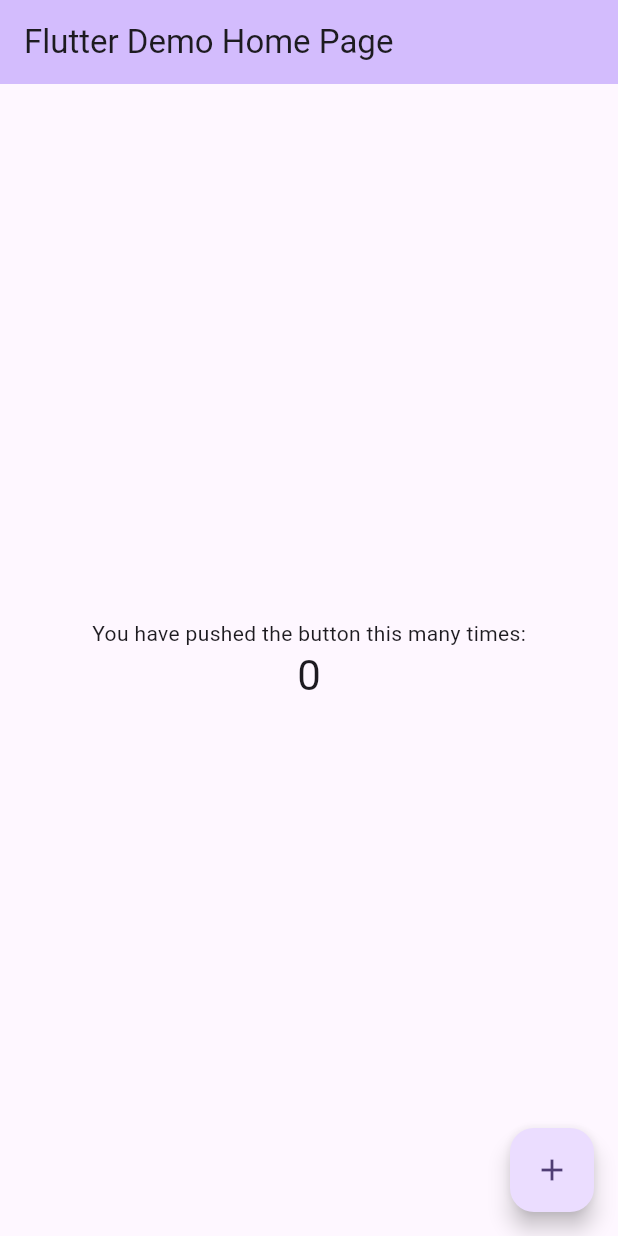
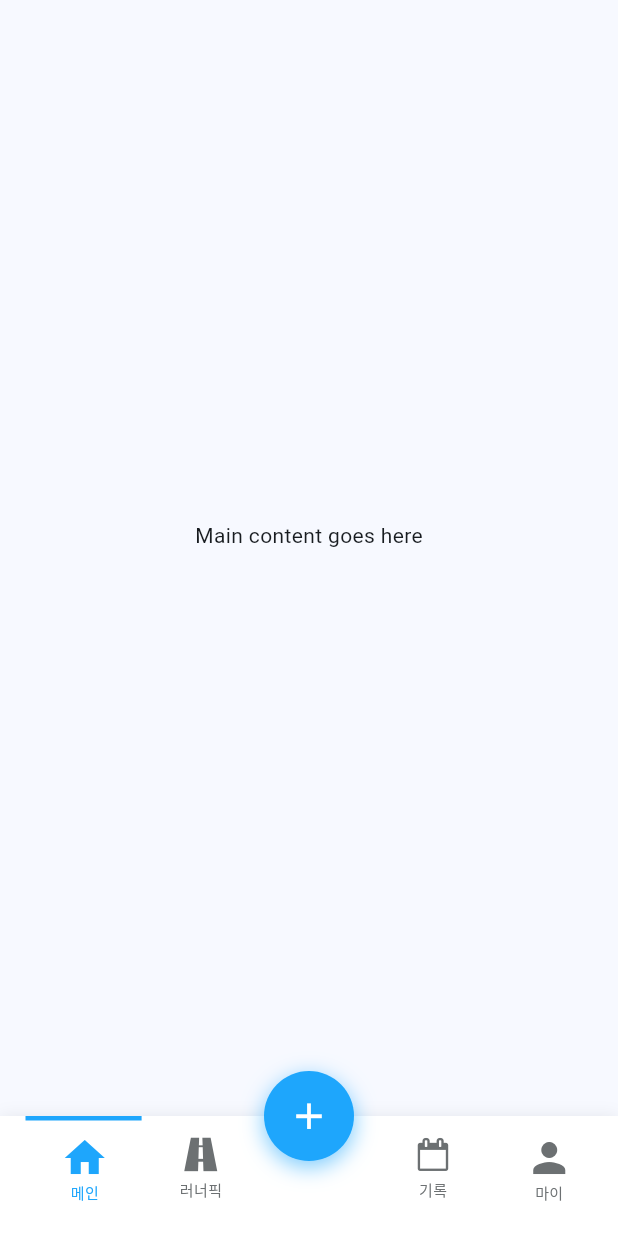
Before and after one commit to SSAFY-RunnerWay/RunnerWay, a Flutter app: the screen it shows after launch, on a phone screen of 412 x 824 dp. Run offline on Flutter 3.47's test engine with Material 3 defaults, Android fonts, the phone set to English and light mode, and no system bars; Roboto replaces fonts that are missing (Noto Sans KR).

Commit message:
feat : underbar 위젯 구현

```diff
--- /dev/null
+++ b/frontend/lib/common/MyFlutterApp.dart
@@ -0,0 +1,34 @@
+/// Flutter icons MyFlutterApp
+/// Copyright (C) 2024 by original authors @ fluttericon.com, fontello.com
+/// This font was generated by FlutterIcon.com, which is derived from Fontello.
+///
+/// To use this font, place it in your fonts/ directory and include the
+/// following in your pubspec.yaml
+///
+/// flutter:
+///   fonts:
+///    - family:  MyFlutterApp
+///      fonts:
+///       - asset: fonts/MyFlutterApp.ttf
+///
+///
+/// * Elusive, Copyright (C) 2013 by Aristeides Stathopoulos
+///         Author:    Aristeides Stathopoulos
+///         License:   SIL (http://scripts.sil.org/OFL)
+///         Homepage:  http://aristeides.com/
+/// * Font Awesome 4, Copyright (C) 2016 by Dave Gandy
+///         Author:    Dave Gandy
+///         License:   SIL ()
+///         Homepage:  http://fortawesome.github.com/Font-Awesome/
+///
+import 'package:flutter/widgets.dart';
+
+class MyFlutterApp {
+  MyFlutterApp._();
+
+  static const _kFontFam = 'MyFlutterApp';
+  static const String? _kFontPkg = null;
+
+  static const IconData road_1 = IconData(0xe802, fontFamily: _kFontFam, fontPackage: _kFontPkg);
+  static const IconData calendar_empty = IconData(0xf133, fontFamily: _kFontFam, fontPackage: _kFontPkg);
+}
--- a/frontend/lib/main.dart
+++ b/frontend/lib/main.dart
@@ -1,4 +1,6 @@
 import 'package:flutter/material.dart';
+import 'widgets/under_bar.dart';
+import 'screens/main_screen.dart';
 
 void main() {
   runApp(const MyApp());
@@ -7,119 +9,20 @@
 class MyApp extends StatelessWidget {
   const MyApp({super.key});
 
-  // This widget is the root of your application.
+  // root of application.
   @override
   Widget build(BuildContext context) {
     return MaterialApp(
+      debugShowCheckedModeBanner: false, // debug 표시 제거
       title: 'Flutter Demo',
       theme: ThemeData(
-        // This is the theme of your application.
-        //
-        // TRY THIS: Try running your application with "flutter run". You'll see
-        // the application has a purple toolbar. Then, without quitting the app,
-        // try changing the seedColor in the colorScheme below to Colors.green
-        // and then invoke "hot reload" (save your changes or press the "hot
-        // reload" button in a Flutter-supported IDE, or press "r" if you used
-        // the command line to start the app).
-        //
-        // Notice that the counter didn't reset back to zero; the application
-        // state is not lost during the reload. To reset the state, use hot
-        // restart instead.
-        //
-        // This works for code too, not just values: Most code changes can be
-        // tested with just a hot reload.
-        colorScheme: ColorScheme.fromSeed(seedColor: Colors.deepPurple),
+        colorScheme: ColorScheme.fromSeed(seedColor: const Color(0xff1EA6FC)),
         useMaterial3: true,
       ),
-      home: const MyHomePage(title: 'Flutter Demo Home Page'),
+      home: Scaffold(
+        body: MainScreen(), // main screen을 홈으로 지정
+        bottomNavigationBar: const UnderBar(),
+      )
     );
   }
 }
-
-class MyHomePage extends StatefulWidget {
-  const MyHomePage({super.key, required this.title});
-
-  // This widget is the home page of your application. It is stateful, meaning
-  // that it has a State object (defined below) that contains fields that affect
-  // how it looks.
-
-  // This class is the configuration for the state. It holds the values (in this
-  // case the title) provided by the parent (in this case the App widget) and
-  // used by the build method of the State. Fields in a Widget subclass are
-  // always marked "final".
-
-  final String title;
-
-  @override
-  State<MyHomePage> createState() => _MyHomePageState();
-}
-
-class _MyHomePageState extends State<MyHomePage> {
-  int _counter = 0;
-
-  void _incrementCounter() {
-    setState(() {
-      // This call to setState tells the Flutter framework that something has
-      // changed in this State, which causes it to rerun the build method below
-      // so that the display can reflect the updated values. If we changed
-      // _counter without calling setState(), then the build method would not be
-      // called again, and so nothing would appear to happen.
-      _counter++;
-    });
-  }
-
-  @override
-  Widget build(BuildContext context) {
-    // This method is rerun every time setState is called, for instance as done
-    // by the _incrementCounter method above.
-    //
-    // The Flutter framework has been optimized to make rerunning build methods
-    // fast, so that you can just rebuild anything that needs updating rather
-    // than having to individually change instances of widgets.
-    return Scaffold(
-      appBar: AppBar(
-        // TRY THIS: Try changing the color here to a specific color (to
-        // Colors.amber, perhaps?) and trigger a hot reload to see the AppBar
-        // change color while the other colors stay the same.
-        backgroundColor: Theme.of(context).colorScheme.inversePrimary,
-        // Here we take the value from the MyHomePage object that was created by
-        // the App.build method, and use it to set our appbar title.
-        title: Text(widget.title),
-      ),
-      body: Center(
-        // Center is a layout widget. It takes a single child and positions it
-        // in the middle of the parent.
-        child: Column(
-          // Column is also a layout widget. It takes a list of children and
-          // arranges them vertically. By default, it sizes itself to fit its
-          // children horizontally, and tries to be as tall as its parent.
-          //
-          // Column has various properties to control how it sizes itself and
-          // how it positions its children. Here we use mainAxisAlignment to
-          // center the children vertically; the main axis here is the vertical
-          // axis because Columns are vertical (the cross axis would be
-          // horizontal).
-          //
-          // TRY THIS: Invoke "debug painting" (choose the "Toggle Debug Paint"
-          // action in the IDE, or press "p" in the console), to see the
-          // wireframe for each widget.
-          mainAxisAlignment: MainAxisAlignment.center,
-          children: <Widget>[
-            const Text(
-              'You have pushed the button this many times:',
-            ),
-            Text(
-              '$_counter',
-              style: Theme.of(context).textTheme.headlineMedium,
-            ),
-          ],
-        ),
-      ),
-      floatingActionButton: FloatingActionButton(
-        onPressed: _incrementCounter,
-        tooltip: 'Increment',
-        child: const Icon(Icons.add),
-      ), // This trailing comma makes auto-formatting nicer for build methods.
-    );
-  }
-}
--- /dev/null
+++ b/frontend/lib/screens/main_screen.dart
@@ -0,0 +1,15 @@
+import 'package:flutter/material.dart';
+import '/widgets/back_button.dart';
+
+class MainScreen extends StatelessWidget {
+  const MainScreen({super.key});
+
+  @override
+  Widget build(BuildContext context) {
+    return Container(
+      child: Center(
+        child: Text('Main content goes here'), // 메인 콘텐츠
+      )
+    );
+  }
+}
--- /dev/null
+++ b/frontend/lib/widgets/back_button.dart
@@ -0,0 +1,16 @@
+import 'package:flutter/material.dart';
+
+class CustomBackButton extends StatelessWidget {
+  const CustomBackButton({Key? key}) : super(key: key);
+
+  @override
+  Widget build(BuildContext context) {
+    return IconButton(
+      icon: const Icon(Icons.arrow_back, color: Color(0xff131214)),
+      onPressed: () {
+        // 뒤로가기 버튼 누르면 이전 화면으로 이동
+        Navigator.pop(context);
+      },
+    );
+  }
+}
--- /dev/null
+++ b/frontend/lib/widgets/under_bar.dart
@@ -0,0 +1,172 @@
+import 'dart:developer';
+import 'package:flutter/material.dart';
+import '../common/MyFlutterApp.dart';
+
+class UnderBar extends StatefulWidget {
+  const UnderBar({Key? key}) : super(key: key);
+
+  @override
+  State<StatefulWidget> createState() => _UnderBarState();
+}
+
+class _UnderBarState extends State<UnderBar> {
+  int _selectedIndex = 0; // 현재 선택된 탭 인덱스
+
+  void _onItemTapped(int index) {
+    log('$index');
+    setState(() {
+      _selectedIndex = index;
+    });
+  }
+
+  @override
+  Widget build(BuildContext context) {
+    // 기기 가로길이 가져와 가로 길이를 설정
+    final double screenWidth = MediaQuery.of(context).size.width;
+
+    return Container(
+      width: screenWidth,
+      height: 110,
+      child: Stack(
+        children: [
+          // 네비게이션 바의 배경과 그림자
+          Positioned(
+            left: 0,
+            top: 30,
+            child: Container(
+              width: screenWidth, // 화면 너비에 맞추어 설정
+              height: 80,
+              decoration: BoxDecoration(
+                color: Colors.white,
+                boxShadow: [
+                  BoxShadow(
+                    color: Color(0x14141414),
+                    blurRadius: 8,
+                    offset: Offset(0, 0),
+                    spreadRadius: 0,
+                  ),
+                ],
+              ),
+              child: Stack(
+                children: [
+                  // 탭 아이템들의 배치
+                  Positioned(
+                    left: 5,
+                    top: 7,
+                    child: _buildNavItem(0, '메인', Icons.home, screenWidth / 4, isLargeIcon: true),
+                  ),
+                  Positioned(
+                    left: screenWidth / 5,
+                    top: 7,
+                    child: _buildNavItem(1, '러너픽', MyFlutterApp.road_1, screenWidth / 4, hasSizedBox: true),
+                  ),
+                  Positioned(
+                    left: 3 * screenWidth / 5 - 10,
+                    top: 7,
+                    child: _buildNavItem(2, '기록', MyFlutterApp.calendar_empty, screenWidth / 4, hasSizedBox: true),
+                  ),
+                  Positioned(
+                    left: 4 * screenWidth / 5 - 15,
+                    top: 7,
+                    child: _buildNavItem(3, '마이', Icons.person, screenWidth / 4, isLargeIcon: true),
+                  ),
+                ],
+              ),
+            ),
+          ),
+          // 플로팅 액션 버튼(가운데 강조된 버튼)
+          Positioned(
+            left: (screenWidth / 2) - 30, // 화면의 가운데에 배치
+            top: 0,
+            child: Container(
+              width: 60,
+              height: 60,
+              decoration: ShapeDecoration(
+                color: Color(0xFF1EA6FC),
+                shape: OvalBorder(),
+                shadows: [
+                  BoxShadow(
+                    color: Color(0x961EA6FC),
+                    blurRadius: 12,
+                    offset: Offset(0, 4),
+                    spreadRadius: 0,
+                  ),
+                ],
+              ),
+              child: Center(
+                child: Icon(
+                  Icons.add,
+                  color: Colors.white,
+                  size: 29,
+                ),
+              ),
+            ),
+
+          ),
+          // 선택된 탭의 상단 바
+          Positioned(
+            top: 30, // 바의 고정된 상단 위치
+            left: _getBarPosition(screenWidth), // 선택된 탭에 따라 위치를 동적으로 설정
+            child: Container(
+              width: screenWidth / 5 - 5, // 각 탭의 너비에 맞추어 바의 폭 설정
+              height: 3,
+              color: Color(0xFF1EA6FC), // 바의 색상
+            ),
+          ),
+        ],
+      ),
+    );
+  }
+
+  // 선택된 탭에 따라 상단 바의 위치를 반환하는 함수
+  double _getBarPosition(double screenWidth) {
+    switch (_selectedIndex) {
+      case 0:
+        return 17; // '메인' 탭의 바 위치
+      case 1:
+        return 12 + screenWidth / 5; // '러너픽' 탭의 바 위치
+      case 2:
+        return 3 * screenWidth / 5 + 2; // '기록' 탭의 바 위치
+      case 3:
+        return 4 * screenWidth / 5 - 3; // '마이' 탭의 바 위치
+      default:
+        return 0;
+    }
+  }
+
+  // 내비게이션 아이템을 생성하는 함수
+  Widget _buildNavItem(int index, String label, IconData iconData, double itemWidth, {bool isLargeIcon = false, bool hasSizedBox = false}) {
+    return GestureDetector(
+      onTap: () => _onItemTapped(index),
+      child: Container(
+        width: itemWidth,
+        height: 56,
+        color: Colors.white, // 아이템 배경색
+        child: Column(
+          mainAxisAlignment: MainAxisAlignment.center,
+          children: [
+            Icon(
+              iconData,
+              size: isLargeIcon ? 32 : 22, // 메인과 마이의 아이콘은 크게, 나머지는 기본 크기
+              color: _selectedIndex == index
+                  ? Color(0xFF1EA6FC)
+                  : Color(0xFF6C7072),
+            ),
+            if (hasSizedBox) SizedBox(height: 6), // 러너픽과 기록에만 추가되는 간격
+            Text(
+              label,
+              style: TextStyle(
+                color: _selectedIndex == index
+                    ? Color(0xFF1EA6FC)
+                    : Color(0xFF6C7072),
+                fontSize: 10,
+                fontFamily: 'Noto Sans KR',
+                fontWeight: FontWeight.w400,
+              ),
+            ),
+          ],
+        ),
+      ),
+    );
+  }
+}
--- a/frontend/pubspec.yaml
+++ b/frontend/pubspec.yaml
@@ -52,6 +52,12 @@ dev_dependencies:
 
 # The following section is specific to Flutter packages.
 flutter:
+  assets:
+
+  fonts:
+    - family: MyFlutterApp
+      fonts:
+        - asset: assets/fonts/MyFlutterApp.ttf
 
   # The following line ensures that the Material Icons font is
   # included with your application, so that you can use the icons in
```
Also changed, not shown: frontend/assets/fonts/MyFlutterApp.ttf (added), frontend/lib/screens/runner_pick_screen.dart (added), 1 other file.
